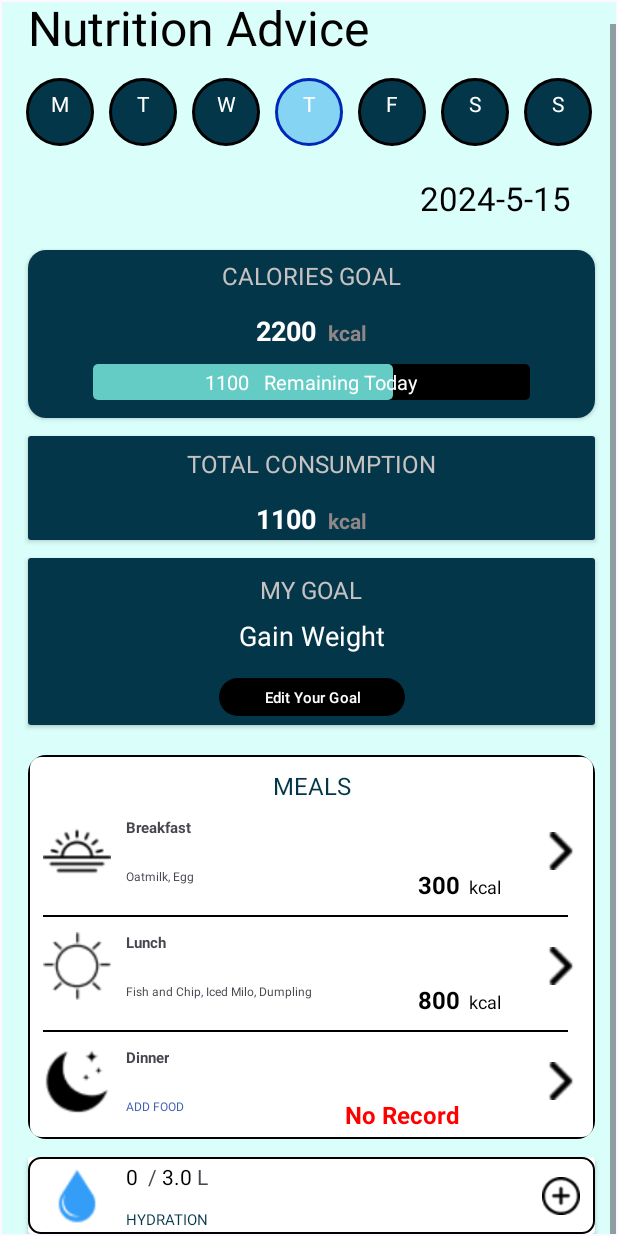
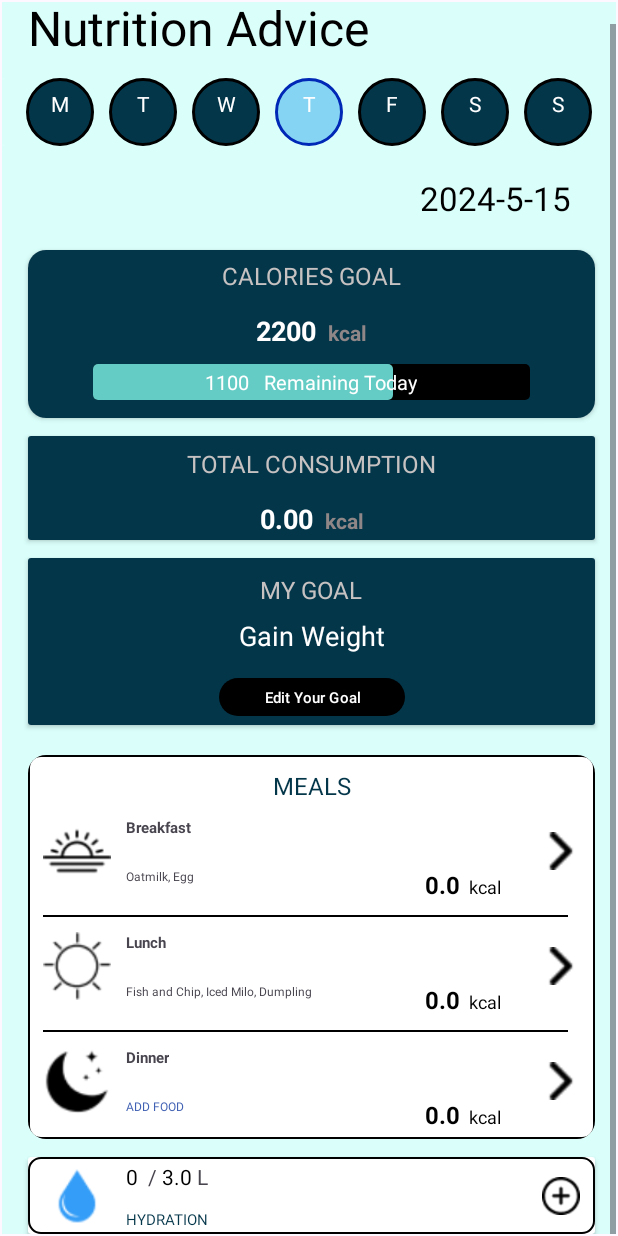
Before and after one commit to yii-meow/health-compass, an Android app: the nutrition screen opened through its navigation route, scrolled down 14 dp, on a phone screen of 412 x 824 dp. Run offline under Robolectric (Android 15) with nearby library versions, the phone set to English and light mode, and no system bars; our stand-ins replace Firebase (no records; nobody signed in at launch, a user with empty details on screens opened directly).

Commit message:
calories consumption

```diff
--- a/app/src/main/java/com/example/healthcompass/data/NutritionFact/Meal.kt
+++ b/app/src/main/java/com/example/healthcompass/data/NutritionFact/Meal.kt
@@ -2,5 +2,6 @@ package com.example.healthcompass.data.NutritionFact
 data class Meal(
     val date: String,
     val mealType: String,
-    val foodItem: List<FoodItem>
+    val foodItem: List<FoodItem>,
+    val totalCaloriesConsumption: Double
 )
--- a/app/src/main/java/com/example/healthcompass/nutrition.kt
+++ b/app/src/main/java/com/example/healthcompass/nutrition.kt
@@ -11,13 +11,24 @@ import android.widget.ImageView
 import android.widget.TextView
 import android.widget.Toast
 import androidx.navigation.fragment.findNavController
+import com.google.firebase.database.DataSnapshot
+import com.google.firebase.database.DatabaseError
+import com.google.firebase.database.DatabaseReference
+import com.google.firebase.database.FirebaseDatabase
+import com.google.firebase.database.ValueEventListener
+import java.text.SimpleDateFormat
 import java.util.Calendar
+import java.util.Date
+import java.util.Locale
 
 class nutrition : Fragment() {
-
+    private lateinit var dbRef: DatabaseReference
+    private lateinit var tvBreakfastKcal: TextView
+    private lateinit var tvLunchKcal: TextView
+    private lateinit var tvDinnerKcal: TextView
+    private lateinit var tvTotalConsumptionCalories: TextView
     override fun onCreateView(
-        inflater: LayoutInflater, container: ViewGroup?,
-        savedInstanceState: Bundle?
+        inflater: LayoutInflater, container: ViewGroup?, savedInstanceState: Bundle?
     ): View? {
         // Inflate the layout for this fragment
         val view = inflater.inflate(R.layout.fragment_nutrition, container, false)
@@ -145,6 +156,58 @@ class nutrition : Fragment() {
             findNavController().navigate(previousNutritionAction)
         }
 
+        tvBreakfastKcal = view.findViewById(R.id.tvBreakfastKcal)
+        tvLunchKcal = view.findViewById(R.id.tvLunchKcal)
+        tvDinnerKcal = view.findViewById(R.id.tvDinnerKcal)
+        tvTotalConsumptionCalories = view.findViewById(R.id.tvTotalConsumptionCalories)
+
+        fetchCaloriesConsumption()
+
         return view
     }
+
+    private fun fetchCaloriesConsumption() {
+        val currentDate = SimpleDateFormat("yyyy-MM-dd", Locale.getDefault()).format(Date())
+        dbRef = FirebaseDatabase.getInstance().getReference("Meal")
+
+        // Retrieve the data for today from Firebase
+        // TODO: Replace with the username or user id
+        dbRef.child("yiyi").child(currentDate)
+            .addListenerForSingleValueEvent(object : ValueEventListener {
+                override fun onDataChange(dataSnapshot: DataSnapshot) {
+                    // Create a map to store the total calories consumption for each meal type
+                    val caloriesConsumptionMap = mutableMapOf<String, Double>()
+
+                    // Iterate through the dataSnapshot to calculate the total calories consumption for each meal type
+                    for (mealTypeSnapshot in dataSnapshot.children) {
+                        val mealType = mealTypeSnapshot.key.toString()
+
+                        // Retrieve the total calories consumption for the current meal type
+                        val totalCaloriesConsumption =
+                            mealTypeSnapshot.child("totalCaloriesConsumption")
+                                .getValue(Double::class.java) ?: 0.0
+
+                        // Update the calories consumption map
+                        caloriesConsumptionMap[mealType] = totalCaloriesConsumption
+                    }
+
+                    val breakfastKcal = caloriesConsumptionMap.getOrDefault("Breakfast", 0.0)
+                    val lunchKcal = caloriesConsumptionMap.getOrDefault("Lunch", 0.0)
+                    val dinnerKcal = caloriesConsumptionMap.getOrDefault("Dinner", 0.0)
+
+                    val totalConsumption = breakfastKcal + lunchKcal + dinnerKcal
+
+                    tvBreakfastKcal.text =
+                        breakfastKcal.toString()
+                    tvLunchKcal.text = lunchKcal.toString()
+                    tvDinnerKcal.text = dinnerKcal.toString()
+                    tvTotalConsumptionCalories.text = String.format("%.2f", totalConsumption)
+                }
+
+                override fun onCancelled(databaseError: DatabaseError) {
+                    Toast.makeText(requireContext(), "Error: $databaseError", Toast.LENGTH_LONG)
+                        .show()
+                }
+            })
+    }
 }
--- a/app/src/main/res/layout/fragment_nutrition.xml
+++ b/app/src/main/res/layout/fragment_nutrition.xml
@@ -549,7 +549,7 @@
                     android:id="@+id/tvLunchKcal"
                     android:layout_width="wrap_content"
                     android:layout_height="wrap_content"
-                    android:text="800"
+                    android:text="0"
                     android:textColor="@color/black"
                     android:textSize="16dp"
                     android:textStyle="bold"
@@ -618,12 +618,22 @@
                     android:id="@+id/tvDinnerKcal"
                     android:layout_width="wrap_content"
                     android:layout_height="wrap_content"
-                    android:text="No Record"
-                    android:textColor="#FF0000"
+                    android:text="0"
+                    android:textColor="@color/black"
                     android:textSize="16dp"
                     android:textStyle="bold"
                     app:layout_constraintRight_toRightOf="@id/tvBreakfastKcal"
                     app:layout_constraintTop_toTopOf="@+id/tvDinnerList" />
+
+                <TextView
+                    android:layout_width="wrap_content"
+                    android:layout_height="wrap_content"
+                    android:layout_marginLeft="6dp"
+                    android:text="kcal"
+                    android:textColor="@color/black"
+                    android:textSize="12dp"
+                    app:layout_constraintBaseline_toBaselineOf="@id/tvDinnerKcal"
+                    app:layout_constraintLeft_toRightOf="@id/tvDinnerKcal" />
 
                 <TextView
                     android:layout_width="wrap_content"
```
Also changed, not shown: app/src/main/java/com/example/healthcompass/add_meal.kt (+9 -4 lines).
